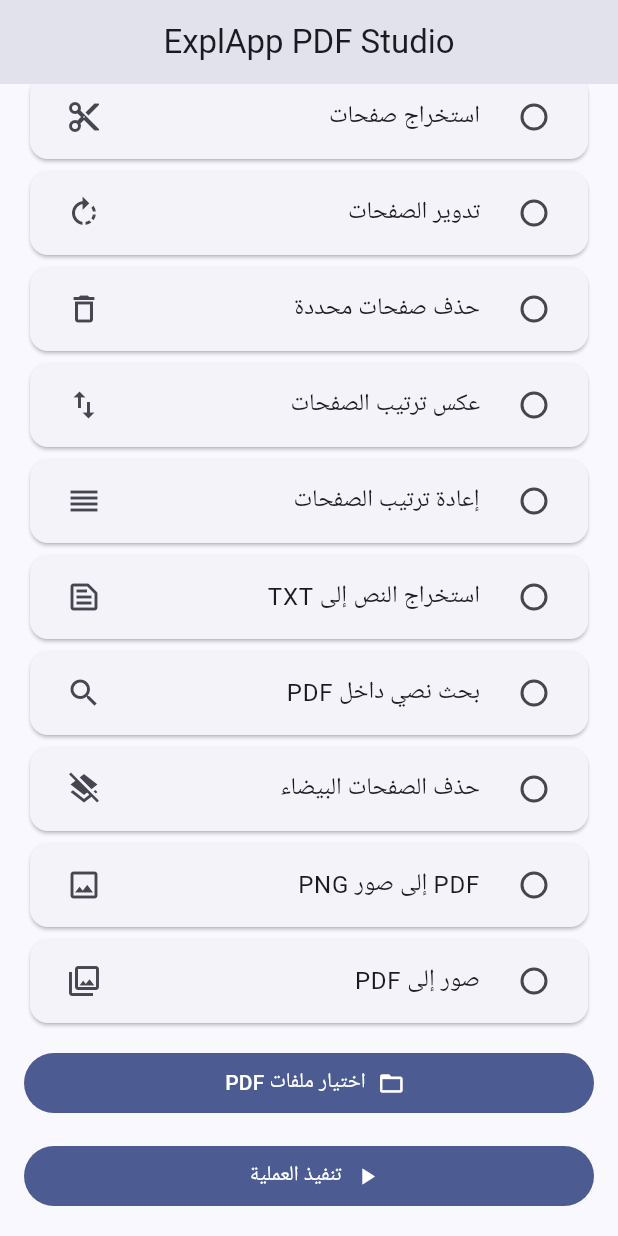
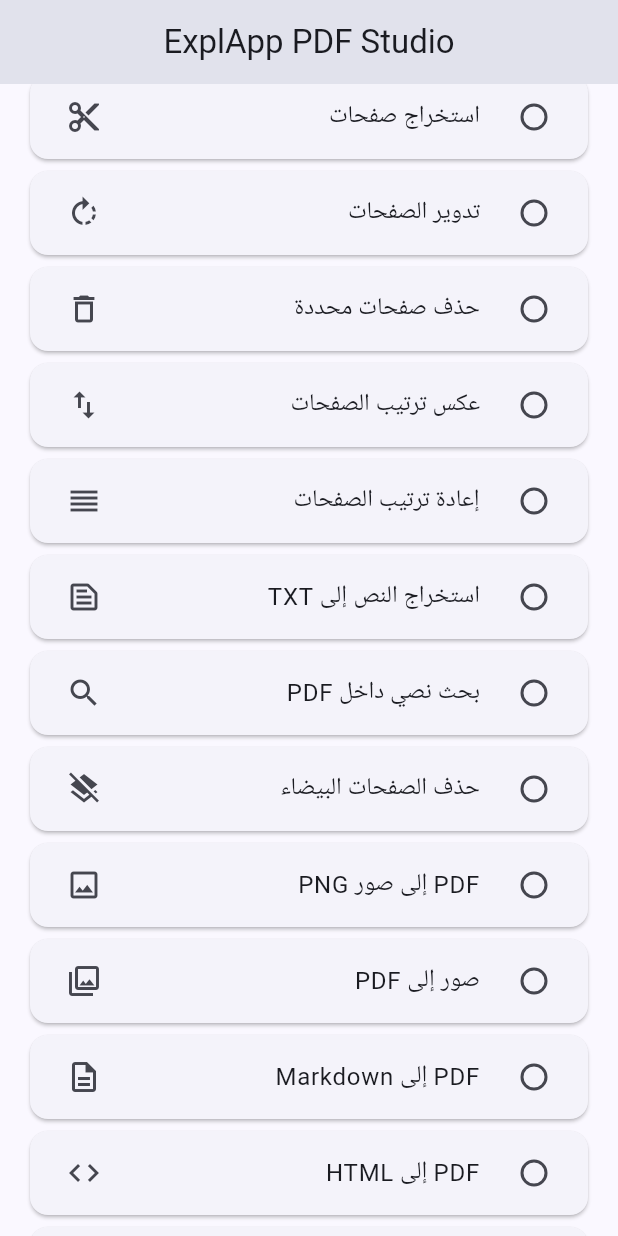
Before and after one commit to aljwaal1/ExplApp-PDF-Studio, a Flutter app: the screen it shows after launch, scrolled down 250 dp, on a phone screen of 412 x 824 dp. Run offline on Flutter 3.47's test engine with Material 3 defaults, Android fonts, the phone set to English and light mode, and no system bars; our stand-ins replace file_picker, open_filex, share_plus.

Commit message:
feat(flutter): phase3 native text-based PDF to Markdown HTML DOCX conversion

```diff
--- a/flutter_native/lib/main.dart
+++ b/flutter_native/lib/main.dart
@@ -55,7 +55,7 @@ class _StudioHomeState extends State<StudioHome> {
     setState(() {busy = true; result = null; error = null;});
     try {
       final folder = await getApplicationDocumentsDirectory();
-      final extension = (mode == 'text' || mode == 'search') ? 'txt' : mode == 'render' ? 'zip' : 'pdf';
+      final extension = <String,String>{'text':'txt','search':'txt','render':'zip','markdown':'md','html':'html','docx':'docx'}[mode] ?? 'pdf';
       final name = 'ExplApp-${mode}-${DateTime.now().millisecondsSinceEpoch}.$extension';
       final path = '${folder.path}/$name';
       await channel.invokeMethod<void>('process', {
@@ -86,6 +86,9 @@ class _StudioHomeState extends State<StudioHome> {
       ('blank','حذف الصفحات البيضاء',Icons.layers_clear),
       ('render','PDF إلى صور PNG',Icons.image_outlined),
       ('imagespdf','صور إلى PDF',Icons.photo_library_outlined),
+      ('markdown','PDF إلى Markdown',Icons.description_outlined),
+      ('html','PDF إلى HTML',Icons.code),
+      ('docx','PDF إلى Word DOCX',Icons.article_outlined),
     ];
     return Scaffold(
       appBar: AppBar(title: const Text('ExplApp PDF Studio'),centerTitle:true),
@@ -108,6 +111,7 @@ class _StudioHomeState extends State<StudioHome> {
         FilledButton.icon(onPressed:busy?null:pick,icon:const Icon(Icons.folder_open),label:Text(mode=='imagespdf'?'اختيار الصور':mode=='merge'?'اختيار ملفات PDF':'اختيار ملف PDF')),
         ...files.map((f)=>ListTile(dense:true,leading:const Icon(Icons.picture_as_pdf),title:Text(f.split('/').last,maxLines:1,overflow:TextOverflow.ellipsis))),
         if (mode=='split' || mode=='delete' || mode=='reorder') TextField(controller:pages,decoration:InputDecoration(labelText:mode=='delete'?'الصفحات المراد حذفها':mode=='reorder'?'الترتيب الجديد لكل الصفحات':'الصفحات المراد استخراجها',helperText:mode=='reorder'?'مثال لملف من 4 صفحات: 3,1,4,2':'مثال: 1-3,5'),keyboardType:TextInputType.text),
+        if (mode=='markdown' || mode=='html' || mode=='docx') const Padding(padding:EdgeInsets.symmetric(vertical:8),child:Text('تحويل النصوص القابلة للاستخراج فقط؛ لا يحافظ هذا الإصدار على التخطيط والصور والجداول الأصلية.')),
         if (mode=='search') TextField(controller:query,decoration:const InputDecoration(labelText:'الكلمة أو العبارة المراد البحث عنها')),
         if (mode=='blank') const Padding(padding:EdgeInsets.symmetric(vertical:8),child:Text('سيُفحص محتوى الصفحات بصريًا بدقة منخفضة. تأكد من الملف الناتج قبل حذف الأصل.')),
         if (mode=='rotate') DropdownButtonFormField<String>(
```
